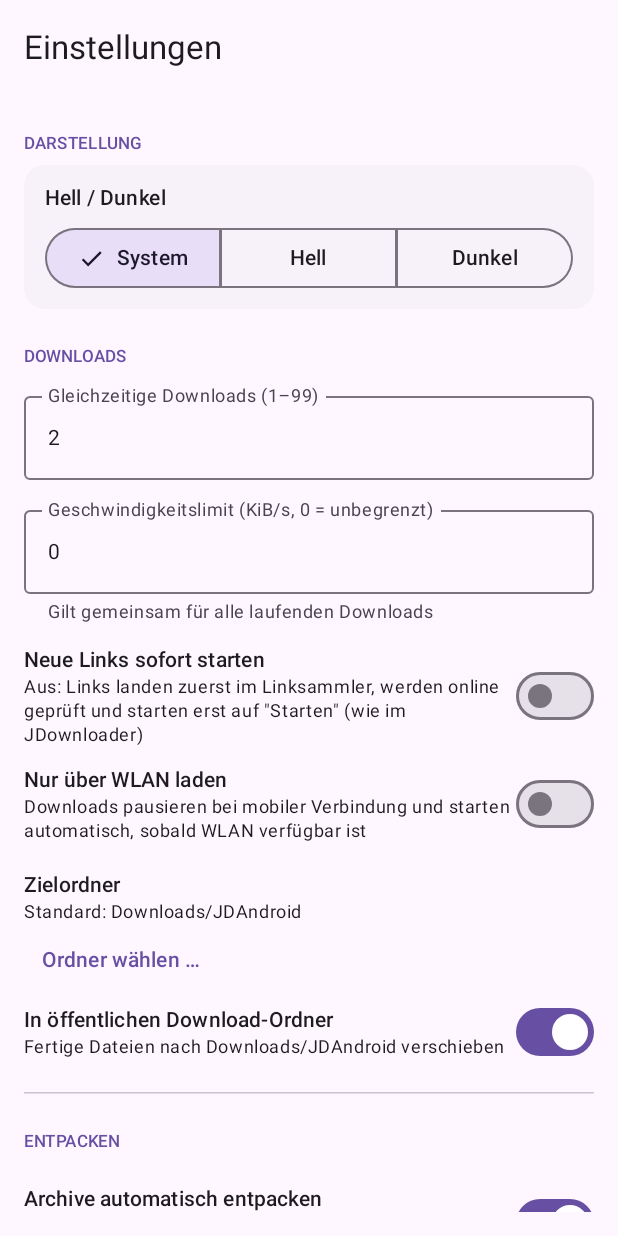
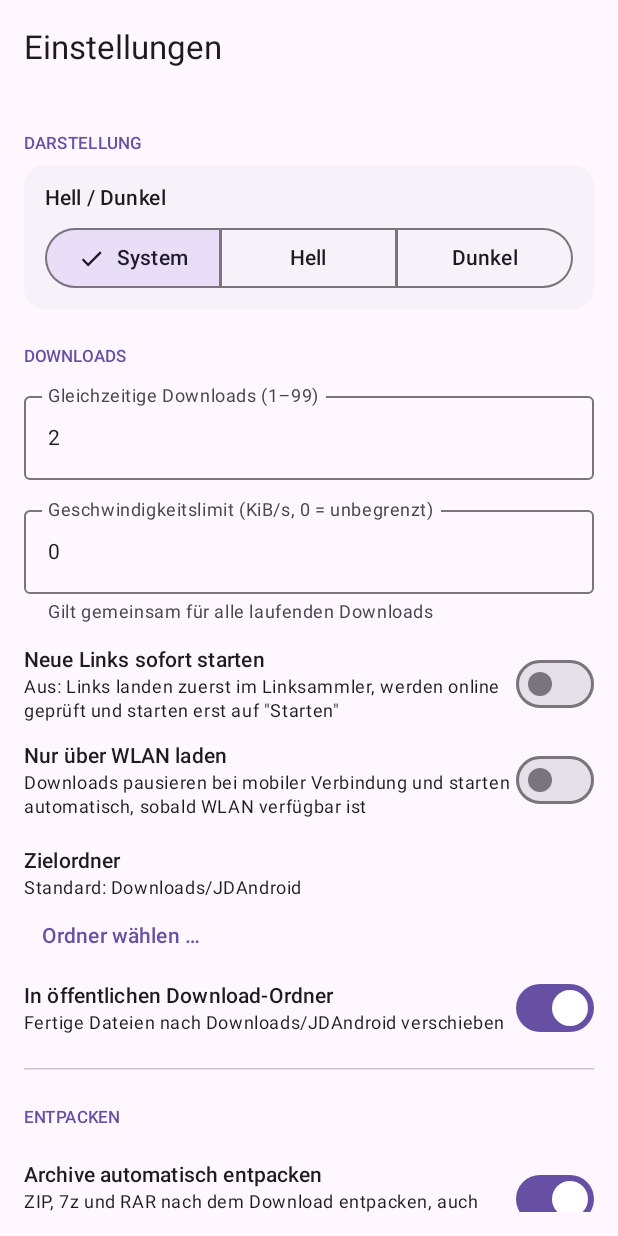
Before and after one commit to xtrars/Jdandroid, an Android app built with Jetpack Compose: the composable SettingsScreen shown on its own in the app's theme, on a phone screen of 412 x 824 dp. Run offline under Robolectric (Android 15) with nearby library versions, the phone set to English and light mode, and no system bars; our stand-ins replace Room's generated code; libraries missing offline, so code that uses them is left out: android.util; 3 statements that could not run were skipped.

Commit message:
0.0.6: Oberflaechentexte ohne ueberfluessige Zusaetze
Zusaetze wie "(wie im JDownloader)" in den Einstellungen und in der
Click'n'Load-Meldung entfernt. Version 0.0.6 (versionCode 30), in release/
die fuenf neuesten APKs (0.0.1 entfernt).

Co-Authored-By: Claude Fable 5.1 <noreply@anthropic.com>
Claude-Session: https://claude.ai/code/session_01UV4wJYXghm3NB8sw2efw2Y

```diff
--- a/app/build.gradle.kts
+++ b/app/build.gradle.kts
@@ -17,8 +17,8 @@ android {
         targetSdk = 36
         // versionCode muss bei jedem Release steigen, sonst verweigert der
         // Paketinstaller das Update ("App nicht installiert").
-        versionCode = 29
-        versionName = "0.0.5"
+        versionCode = 30
+        versionName = "0.0.6"
         testInstrumentationRunner = "androidx.test.runner.AndroidJUnitRunner"
     }
 
--- a/app/src/main/java/com/jdandroid/engine/DownloadService.kt
+++ b/app/src/main/java/com/jdandroid/engine/DownloadService.kt
@@ -235,8 +235,7 @@ class DownloadService : Service() {
         }
         val raw = lastError?.message ?: lastError?.javaClass?.simpleName ?: "unbekannt"
         val reason = if (raw.contains("in use", true) || raw.contains("EADDRINUSE", true)) {
-            "Port ${ClickNLoadServer.PORT} ist belegt (läuft ein anderer Download-Manager " +
-                "oder JDownloader auf dem Gerät?)"
+            "Port ${ClickNLoadServer.PORT} ist belegt – läuft ein anderer Download-Manager auf dem Gerät?"
         } else raw
         CnlStatus.failed(reason)
         android.util.Log.w("DownloadService", "CNL-Start fehlgeschlagen: $reason")
--- a/app/src/main/java/com/jdandroid/ui/SettingsScreen.kt
+++ b/app/src/main/java/com/jdandroid/ui/SettingsScreen.kt
@@ -189,7 +189,7 @@ fun SettingsScreen(modifier: Modifier = Modifier) {
             SettingSwitch(
                 title = "Neue Links sofort starten",
                 subtitle = "Aus: Links landen zuerst im Linksammler, werden online geprüft " +
-                    "und starten erst auf \"Starten\" (wie im JDownloader)",
+                    "und starten erst auf \"Starten\"",
                 checked = autoStart,
                 onChange = { v -> scope.launch { settings.setAutoStartLinks(v) } }
             )
@@ -233,7 +233,7 @@ fun SettingsScreen(modifier: Modifier = Modifier) {
             Spacer(Modifier.height(8.dp))
             SettingSwitch(
                 title = "Archive automatisch entpacken",
-                subtitle = "ZIP, 7z und RAR nach dem Download entpacken (auch mehrteilige Archive)",
+                subtitle = "ZIP, 7z und RAR nach dem Download entpacken, auch mehrteilige Archive",
                 checked = autoExtract,
                 onChange = { v -> scope.launch { settings.setAutoExtract(v) } }
             )
@@ -246,7 +246,7 @@ fun SettingsScreen(modifier: Modifier = Modifier) {
             SettingSwitch(
                 title = "Einträge nach dem Entpacken entfernen",
                 subtitle = "Alle Teile des Archivs verschwinden aus der Download-Liste, " +
-                    "sobald es erfolgreich entpackt wurde (wie im JDownloader)",
+                    "sobald es erfolgreich entpackt wurde",
                 checked = removeLinks,
                 onChange = { v -> scope.launch { settings.setRemoveLinksAfterExtract(v) } }
             )
@@ -268,8 +268,8 @@ fun SettingsScreen(modifier: Modifier = Modifier) {
             StringListEditor(
                 title = "Vom Entpacken ausschließen",
                 description = "Dateien im Archiv, die zu diesen Mustern passen, werden nicht " +
-                    "entpackt (wie im JDownloader). * steht für beliebige Zeichen, ? für " +
-                    "eines, z.B. *.nfo, *.sfv, *sample*, proof/*",
+                    "entpackt. * steht für beliebige Zeichen, ? für eines, " +
+                    "z.B. *.nfo, *.sfv, *sample*, proof/*",
                 emptyText = "Keine Ausschlüsse – alles wird entpackt.",
                 fieldLabel = "Neues Muster",
                 importTitle = "Muster einfügen",
```
Also changed, not shown: 3 other files.
